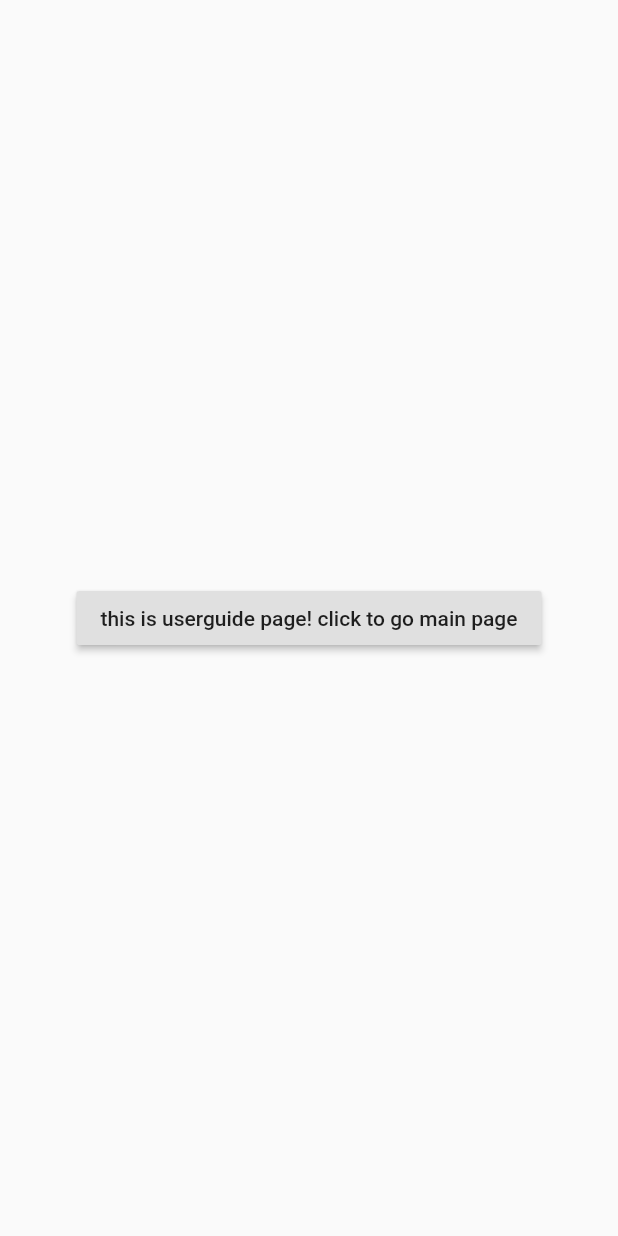
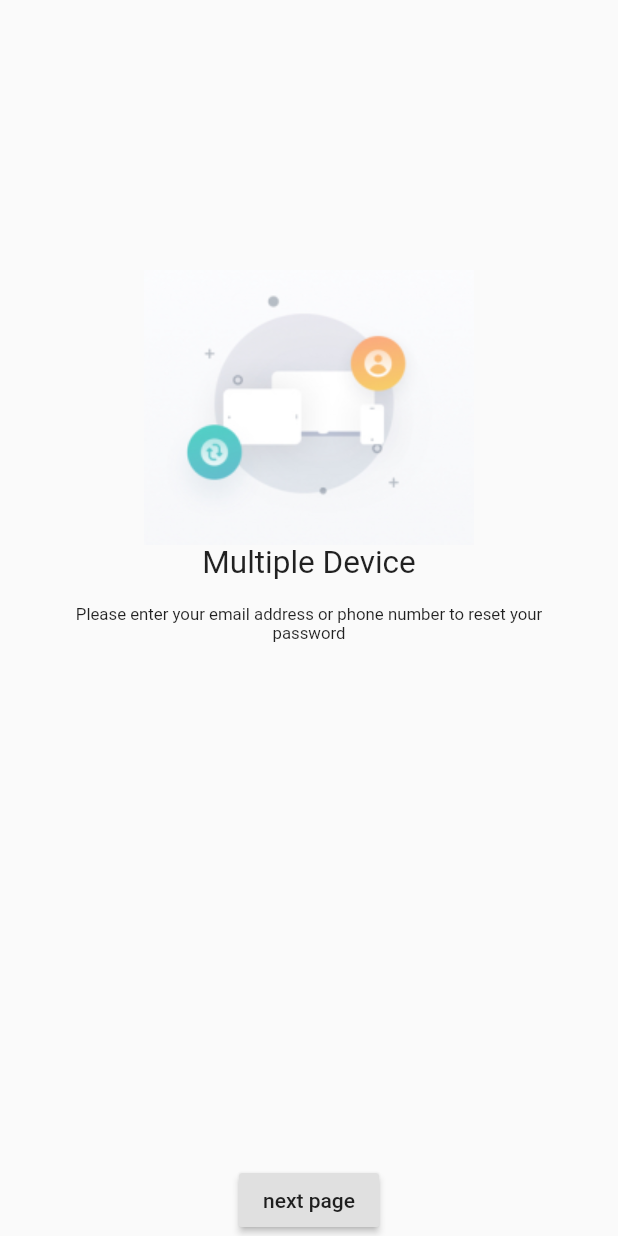
Before and after one commit to PoseidonMRT/todo_app, a Flutter app: the screen it shows after launch, on a phone screen of 412 x 824 dp. Run offline on Flutter 3.47's test engine with Material 2 defaults, Android fonts, the phone set to English and light mode, and no system bars; our stand-ins replace shared_preferences.

Commit message:
user guide page detail info add

```diff
--- a/lib/MainHomePage.dart
+++ b/lib/MainHomePage.dart
@@ -138,7 +138,7 @@ class _MainHomePageState extends State<MainHomePage> {
                 color: Colors.white,
                 boxShadow: [BoxShadow(color: Colors.black12, blurRadius: 2)],
                 border: Border.all(color: Colors.grey, width: 0.5)),
-            margin: EdgeInsets.only(right: 5),
+            margin: EdgeInsets.only(right: 16),
             child: IconButton(
                 color: Colors.grey,
                 icon: Icon(
--- a/lib/SwipeMainHomePage.dart
+++ b/lib/SwipeMainHomePage.dart
@@ -151,7 +151,7 @@ class _SwipeMainHomePageState extends State<SwipeMainHomePage> {
                 color: Colors.white,
                 boxShadow: [BoxShadow(color: Colors.black12, blurRadius: 2)],
                 border: Border.all(color: Colors.grey, width: 0.5)),
-            margin: EdgeInsets.only(right: 5),
+            margin: EdgeInsets.only(right: 16),
             child: IconButton(
                 color: Colors.grey,
                 icon: Icon(
--- /dev/null
+++ b/lib/userguide/GuidePageOne.dart
@@ -0,0 +1,29 @@
+import 'package:flutter/material.dart';
+
+class GuidePageOne extends StatefulWidget {
+
+  @override
+  _GuidePageOneState createState() {
+    return new _GuidePageOneState();
+  }
+}
+
+class _GuidePageOneState extends State<GuidePageOne> {
+
+  @override
+  Widget build(BuildContext context) {
+    return Container(
+      color: Color.fromARGB(1, 245, 246, 249),
+      margin: EdgeInsets.only(top: 180,left: 50,right: 50,),
+      child: Column(
+        mainAxisAlignment: MainAxisAlignment.start,
+        children: <Widget>[
+          new Image.asset('assets/images/guide_page1.PNG'),
+          new Text('Multiple Device',textAlign: TextAlign.center,textScaleFactor: 1.5,),
+          new Padding(padding: EdgeInsets.only(top: 15)),
+          new Text('Please enter your email address or phone number to reset your password',textAlign: TextAlign.center,textScaleFactor: 0.8,)
+        ],
+      ),
+    );
+  }
+}
--- a/lib/userguide/UserGuidePage.dart
+++ b/lib/userguide/UserGuidePage.dart
@@ -3,6 +3,9 @@ import 'package:flutter/services.dart';
 import 'package:todo_app/config/Constants.dart';
 import 'package:shared_preferences/shared_preferences.dart';
 import 'dart:async';
+import 'GuidePageOne.dart';
+import 'GuidePageTwo.dart';
+import 'GuidePageThree.dart';
 
 class UserGuidePage extends StatefulWidget {
 
@@ -16,6 +19,11 @@ class _UserGuidePageState extends State<UserGuidePage> {
 
   SharedPreferences sharedPreferences;
 
+  int currentGuidePageIndex;
+  var pageLists;
+  bool nextPageActionVisible = false;
+  bool mainPageActionVisible = true;
+
   Future setUserGuideCompleted() async {
     sharedPreferences = await SharedPreferences.getInstance();
     sharedPreferences.setBool(Constants.keyIsFirstRun,false);
@@ -27,21 +35,58 @@ class _UserGuidePageState extends State<UserGuidePage> {
     });
   }
 
+  void goNextGuidePage(){
+    setState(() {
+      currentGuidePageIndex++;
+      if (currentGuidePageIndex == 2){
+        mainPageActionVisible = false;
+        nextPageActionVisible = true;
+      }
+    });
+  }
+
+  @override
+  void initState() {
+    super.initState();
+    currentGuidePageIndex = 0;
+    pageLists = [
+      new GuidePageOne(),
+      new GuidePageTwo(),
+      new GuidePageThree(),
+    ];
+  }
+
+  Widget buildBottomAppBar(BuildContext context){
+    return Container(
+      height: 68,
+      child: Column(
+        mainAxisAlignment: MainAxisAlignment.end,
+        children: <Widget>[
+          Offstage(
+            offstage: nextPageActionVisible,
+            child: RaisedButton(
+              child: Text('next page'),
+              onPressed: goNextGuidePage,
+            ),
+          ),
+          Offstage(
+            offstage: mainPageActionVisible,
+            child: RaisedButton(
+              child: Text('enter main page'),
+              onPressed: userGuideActionComplete,
+            ),
+          )
+        ],
+      ),
+    );
+  }
+
   @override
   Widget build(BuildContext context) {
     SystemChrome.setEnabledSystemUIOverlays([]);
     return Scaffold(
-      body: Center(
-        child: Column(
-          mainAxisAlignment: MainAxisAlignment.center,
-          children: <Widget>[
-            RaisedButton(
-              child: Text('this is userguide page! click to go main page'),
-              onPressed: userGuideActionComplete,
-            ),
-          ],
-        ),
-      ),
+      body:pageLists[currentGuidePageIndex],
+      bottomNavigationBar: buildBottomAppBar(context),
     );
   }
 }
```
Also changed, not shown: lib/userguide/GuidePageThree.dart (added, +29 -0 lines), lib/userguide/GuidePageTwo.dart (added, +29 -0 lines), pubspec.yaml (+4 -3 lines), assets/images/guide_page1.PNG (added), assets/images/guide_page2.PNG (added), assets/images/guide_page3.PNG (added).
